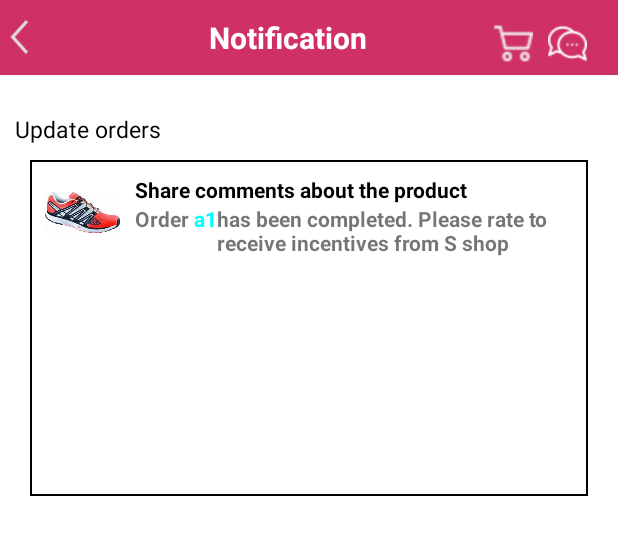
After one commit to linhvo1610/S_Shop_Client, an Android app: the layout activity_notification.xml on its own in the app's theme, with its tools: preview values and no code run, on a phone screen of 412 x 824 dp. The commit adds this screen. Shown: the top 535 px of the screen. Run offline under Robolectric (Android 15) with nearby library versions, the phone set to English and light mode, and no system bars.

Commit message:
Tuanpaph26696 dev UI-UX Notification Screen

```diff
--- /dev/null
+++ b/app/src/main/java/account/fpoly/s_shop_client/Notification.java
@@ -0,0 +1,24 @@
+package account.fpoly.s_shop_client;
+
+import androidx.appcompat.app.AppCompatActivity;
+
+import android.os.Bundle;
+import android.view.View;
+import android.widget.ImageView;
+
+public class Notification extends AppCompatActivity {
+    ImageView comeback;
+    @Override
+    protected void onCreate(Bundle savedInstanceState) {
+        super.onCreate(savedInstanceState);
+        setContentView(R.layout.activity_notification);
+        comeback= findViewById(R.id.comebackNotification);
+        comeback.setOnClickListener(new View.OnClickListener(
+        ) {
+            @Override
+            public void onClick(View v) {
+                onBackPressed();
+            }
+        });
+    }
+}
--- a/app/src/main/java/account/fpoly/s_shop_client/fragment/HomeFragment.java
+++ b/app/src/main/java/account/fpoly/s_shop_client/fragment/HomeFragment.java
@@ -12,12 +12,14 @@ import androidx.fragment.app.Fragment;
 
 import account.fpoly.s_shop_client.Chat_Admin;
 import account.fpoly.s_shop_client.ChitietProduct;
+import account.fpoly.s_shop_client.Notification;
 import account.fpoly.s_shop_client.R;
 
 
 public class HomeFragment extends Fragment {
 
-    ImageView chat_admin;
+    ImageView chat_admin,notification;
+
     @Override
     public View onCreateView(LayoutInflater inflater, ViewGroup container,
                              Bundle savedInstanceState) {
@@ -26,10 +28,17 @@ public class HomeFragment extends Fragment {
 
         LinearLayout iteam1 = view.findViewById(R.id.iteam1);
         chat_admin = view.findViewById(R.id.chat_admin);
+        notification= view.findViewById(R.id.iconNotification);
         chat_admin.setOnClickListener(new View.OnClickListener() {
             @Override
             public void onClick(View v) {
                 startActivity(new Intent(getContext(), Chat_Admin.class));
+            }
+        });
+        notification.setOnClickListener(new View.OnClickListener() {
+            @Override
+            public void onClick(View view) {
+             startActivity(new Intent(getContext(), Notification.class));
             }
         });
 
--- a/app/src/main/java/account/fpoly/s_shop_client/fragment/LichsuFragment.java
+++ b/app/src/main/java/account/fpoly/s_shop_client/fragment/LichsuFragment.java
@@ -18,7 +18,7 @@ public class LichsuFragment extends Fragment {
     public View onCreateView(LayoutInflater inflater, ViewGroup container,
                              Bundle savedInstanceState) {
         // Inflate the layout for this fragment
-        View view =inflater.inflate(R.layout.fragment_lichsu, container, false);
+        View view =inflater.inflate(R.layout.activity_history_order_client, container, false);
 
 
         return view;
--- /dev/null
+++ b/app/src/main/res/layout/activity_notification.xml
@@ -0,0 +1,99 @@
+<?xml version="1.0" encoding="utf-8"?>
+<LinearLayout xmlns:android="http://schemas.android.com/apk/res/android"
+    xmlns:app="http://schemas.android.com/apk/res-auto"
+    xmlns:tools="http://schemas.android.com/tools"
+    android:layout_width="match_parent"
+    android:layout_height="match_parent"
+     android:orientation="vertical"
+    tools:context=".Notification">
+    <LinearLayout
+        android:layout_width="match_parent"
+        android:layout_height="50dp"
+        android:orientation="horizontal"
+        android:layout_marginBottom="15dp"
+        android:background="#cf3067"
+        >
+        <LinearLayout
+            android:layout_width="0dp"
+            android:layout_height="wrap_content"
+            android:orientation="horizontal"
+            android:layout_weight="0.2"
+            android:layout_gravity="center"
+            >
+            <ImageView
+                android:id="@+id/comebackNotification"
+                android:layout_width="25dp"
+                android:layout_height="25dp"
+                android:src="@drawable/back"
+                android:scaleType="centerCrop"
+                />
+        </LinearLayout>
+        <LinearLayout
+            android:layout_width="0dp"
+            android:layout_height="wrap_content"
+            android:orientation="horizontal"
+            android:layout_weight="1"
+            android:layout_gravity="center"
+            >
+            <TextView
+                android:layout_width="match_parent"
+                android:layout_height="match_parent"
+                android:textColor="@color/white"
+                android:text="Notification"
+                android:textSize="20dp"
+                android:textStyle="bold"
+                android:gravity="center"
+                />
+
+        </LinearLayout>
+        <LinearLayout
+            android:layout_width="0dp"
+            android:layout_height="wrap_content"
+            android:layout_weight="0.30"
+            android:layout_gravity="center"
+            android:orientation="horizontal">
+            <ImageView
+                android:layout_width="26dp"
+                android:layout_height="26dp"
+                android:layout_marginRight="10dp"
+                android:layout_marginTop="8dp"
+                android:src="@drawable/shoppingcart" />
+
+            <ImageView
+                android:layout_width="26dp"
+                android:layout_height="26dp"
+
+                android:layout_marginTop="8dp"
+                android:src="@drawable/bubblechat" />
+        </LinearLayout>
+
+
+
+
+    </LinearLayout>
+    <LinearLayout
+        android:layout_width="match_parent"
+        android:layout_height="wrap_content"
+        android:orientation="vertical"
+        android:padding="10dp"
+        >
+            <TextView
+                android:layout_width="wrap_content"
+                android:layout_height="wrap_content"
+                android:textSize="15dp"
+                android:text="Update orders"
+                android:textColor="@color/black"
+                />
+        <androidx.recyclerview.widget.RecyclerView
+            android:layout_width="wrap_content"
+            android:layout_height="wrap_content"
+            android:layout_margin="10dp"
+            tools:listitem="@layout/item_notification_product"
+            android:id="@+id/Rcv_notification_product"
+            />
+    </LinearLayout>
+
+
+
+
+</LinearLayout>
--- a/app/src/main/res/layout/fragment_home.xml
+++ b/app/src/main/res/layout/fragment_home.xml
@@ -36,12 +36,14 @@
                 android:orientation="horizontal"
                 android:layout_gravity="center"
                 >
+
                 <ImageView
+                    android:id="@+id/iconNotification"
                     android:layout_width="27dp"
                     android:layout_height="27dp"
-                    android:src="@drawable/bell"
                     android:layout_marginRight="22dp"
-                    />
+                    android:src="@drawable/bell" />
+
                 <ImageView
                     android:layout_width="27dp"
                     android:layout_height="27dp"
--- /dev/null
+++ b/app/src/main/res/layout/item_notification_product.xml
@@ -0,0 +1,59 @@
+<?xml version="1.0" encoding="utf-8"?>
+<LinearLayout xmlns:android="http://schemas.android.com/apk/res/android"
+    android:layout_width="match_parent"
+    android:layout_height="match_parent"
+    android:orientation="vertical"
+    android:background="@drawable/boder"
+    >
+    <LinearLayout
+        android:layout_width="match_parent"
+        android:layout_height="wrap_content"
+        android:layout_gravity="center"
+        android:padding="10dp"
+        android:orientation="horizontal">
+        <ImageView
+            android:layout_width="50dp"
+            android:layout_height="50dp"
+            android:src="@drawable/giay1"
+            />
+        <LinearLayout
+            android:layout_width="wrap_content"
+            android:layout_height="wrap_content"
+            android:layout_marginLeft="10dp"
+            android:orientation="vertical">
+            <TextView
+                android:layout_width="wrap_content"
+                android:layout_height="wrap_content"
+                android:text="Share comments about the product"
+                android:textColor="@color/black"
+                android:textStyle="bold"/>
+            <LinearLayout
+                android:layout_width="wrap_content"
+                android:layout_height="wrap_content"
+                android:orientation="horizontal">
+                <TextView
+                    android:layout_width="wrap_content"
+                    android:layout_height="wrap_content"
+                    android:text="Order "
+                    android:textStyle="bold"/>
+                <TextView
+                    android:layout_width="wrap_content"
+                    android:layout_height="wrap_content"
+                    android:textColor="#00FFFF"
+                    android:text="a1"
+                    android:textStyle="bold"/>
+                <TextView
+                    android:layout_width="wrap_content"
+                    android:layout_height="wrap_content"
+                    android:text="has been completed. Please rate to receive incentives from S shop"
+                    android:textStyle="bold"/>
+
+            </LinearLayout>
+
+
+        </LinearLayout>
+
+    </LinearLayout>
+
+
+</LinearLayout>
```
